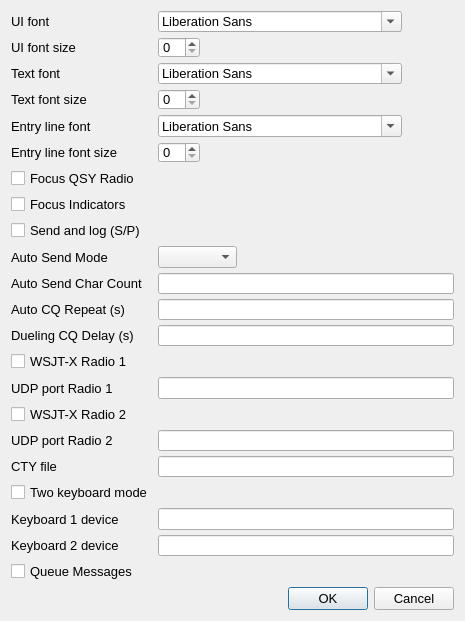
The window that so2sdr/settingsdialog.ui (n4ogw/so2sdr) describes before a commit, drawn with Qt 5.
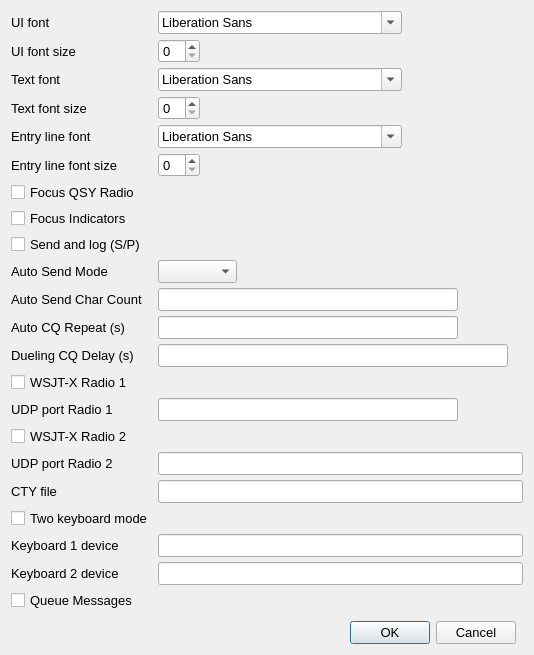
The same window after the commit.

Patch:
```diff
--- a/so2sdr/settingsdialog.ui
+++ b/so2sdr/settingsdialog.ui
@@ -9,8 +9,8 @@
    <rect>
     <x>0</x>
     <y>0</y>
-    <width>465</width>
-    <height>621</height>
+    <width>534</width>
+    <height>655</height>
    </rect>
   </property>
   <property name="sizePolicy">
@@ -28,7 +28,7 @@
   <property name="maximumSize">
    <size>
     <width>565</width>
-    <height>700</height>
+    <height>900</height>
    </size>
   </property>
   <property name="font">
@@ -66,13 +66,26 @@
      </item>
      <item row="0" column="1">
       <widget class="QFontComboBox" name="uiFontComboBox">
+       <property name="sizePolicy">
+        <sizepolicy hsizetype="Preferred" vsizetype="Preferred">
+         <horstretch>0</horstretch>
+         <verstretch>0</verstretch>
+        </sizepolicy>
+       </property>
        <property name="toolTip">
         <string>This sets the font used by most elements of the UI</string>
        </property>
       </widget>
      </item>
      <item row="1" column="1">
-      <widget class="QSpinBox" name="uiFontSpinBox"/>
+      <widget class="QSpinBox" name="uiFontSpinBox">
+       <property name="sizePolicy">
+        <sizepolicy hsizetype="Minimum" vsizetype="Preferred">
+         <horstretch>0</horstretch>
+         <verstretch>0</verstretch>
+        </sizepolicy>
+       </property>
+      </widget>
      </item>
      <item row="2" column="0">
       <widget class="QLabel" name="label_11">
@@ -83,13 +96,26 @@
      </item>
      <item row="2" column="1">
       <widget class="QFontComboBox" name="textFontComboBox">
+       <property name="sizePolicy">
+        <sizepolicy hsizetype="Preferred" vsizetype="Preferred">
+         <horstretch>0</horstretch>
+         <verstretch>0</verstretch>
+        </sizepolicy>
+       </property>
        <property name="toolTip">
         <string>This sets the font used in the log and lists of callsigns</string>
        </property>
       </widget>
      </item>
      <item row="3" column="1">
-      <widget class="QSpinBox" name="textFontSpinBox"/>
+      <widget class="QSpinBox" name="textFontSpinBox">
+       <property name="sizePolicy">
+        <sizepolicy hsizetype="Minimum" vsizetype="Preferred">
+         <horstretch>0</horstretch>
+         <verstretch>0</verstretch>
+        </sizepolicy>
+       </property>
+      </widget>
      </item>
      <item row="4" column="0">
       <widget class="QLabel" name="label_12">
@@ -100,6 +126,12 @@
      </item>
      <item row="4" column="1">
       <widget class="QFontComboBox" name="entryFontComboBox">
+       <property name="sizePolicy">
+        <sizepolicy hsizetype="Preferred" vsizetype="Preferred">
+         <horstretch>0</horstretch>
+         <verstretch>0</verstretch>
+        </sizepolicy>
+       </property>
        <property name="toolTip">
         <string>This sets the font used in the call and exchange entry lines</string>
        </property>
@@ -107,6 +139,12 @@
      </item>
      <item row="6" column="0">
       <widget class="QCheckBox" name="QSYFocusCheckBox">
+       <property name="sizePolicy">
+        <sizepolicy hsizetype="Minimum" vsizetype="Preferred">
+         <horstretch>0</horstretch>
+         <verstretch>0</verstretch>
+        </sizepolicy>
+       </property>
        <property name="font">
         <font>
          <pointsize>10</pointsize>
@@ -122,6 +160,12 @@
      </item>
      <item row="7" column="0">
       <widget class="QCheckBox" name="FocusIndicatorsCheckBox">
+       <property name="sizePolicy">
+        <sizepolicy hsizetype="Minimum" vsizetype="Preferred">
+         <horstretch>0</horstretch>
+         <verstretch>0</verstretch>
+        </sizepolicy>
+       </property>
        <property name="font">
         <font>
          <pointsize>10</pointsize>
@@ -137,6 +181,12 @@
      </item>
      <item row="8" column="0">
       <widget class="QCheckBox" name="ExchangeLogCheckBox">
+       <property name="sizePolicy">
+        <sizepolicy hsizetype="Minimum" vsizetype="Preferred">
+         <horstretch>0</horstretch>
+         <verstretch>0</verstretch>
+        </sizepolicy>
+       </property>
        <property name="font">
         <font>
          <pointsize>10</pointsize>
@@ -165,7 +215,7 @@
      <item row="9" column="1">
       <widget class="QComboBox" name="AutoSendComboBox">
        <property name="sizePolicy">
-        <sizepolicy hsizetype="Preferred" vsizetype="Fixed">
+        <sizepolicy hsizetype="Preferred" vsizetype="Preferred">
          <horstretch>0</horstretch>
          <verstretch>0</verstretch>
         </sizepolicy>
@@ -207,7 +257,7 @@
      <item row="10" column="1">
       <widget class="QLineEdit" name="AutoSendLineEdit">
        <property name="sizePolicy">
-        <sizepolicy hsizetype="Expanding" vsizetype="Fixed">
+        <sizepolicy hsizetype="Expanding" vsizetype="Preferred">
          <horstretch>0</horstretch>
          <verstretch>0</verstretch>
         </sizepolicy>
@@ -246,7 +296,7 @@
      <item row="11" column="1">
       <widget class="QLineEdit" name="CQRepeatLineEdit">
        <property name="sizePolicy">
-        <sizepolicy hsizetype="Expanding" vsizetype="Fixed">
+        <sizepolicy hsizetype="Expanding" vsizetype="Preferred">
          <horstretch>0</horstretch>
          <verstretch>0</verstretch>
         </sizepolicy>
@@ -285,7 +335,7 @@
      <item row="12" column="1">
       <widget class="QLineEdit" name="DuelingCQLineEdit">
        <property name="sizePolicy">
-        <sizepolicy hsizetype="MinimumExpanding" vsizetype="MinimumExpanding">
+        <sizepolicy hsizetype="MinimumExpanding" vsizetype="Preferred">
          <horstretch>0</horstretch>
          <verstretch>0</verstretch>
         </sizepolicy>
@@ -311,6 +361,12 @@
      </item>
      <item row="14" column="0">
       <widget class="QCheckBox" name="UDPCheckBox1">
+       <property name="sizePolicy">
+        <sizepolicy hsizetype="Minimum" vsizetype="Preferred">
+         <horstretch>0</horstretch>
+         <verstretch>0</verstretch>
+        </sizepolicy>
+       </property>
        <property name="font">
         <font>
          <pointsize>10</pointsize>
@@ -339,7 +395,7 @@
      <item row="15" column="1">
       <widget class="QLineEdit" name="UDPPortLineEdit1">
        <property name="sizePolicy">
-        <sizepolicy hsizetype="Expanding" vsizetype="Fixed">
+        <sizepolicy hsizetype="Expanding" vsizetype="Preferred">
          <horstretch>0</horstretch>
          <verstretch>0</verstretch>
         </sizepolicy>
@@ -368,6 +424,12 @@
      </item>
      <item row="16" column="0">
       <widget class="QCheckBox" name="UDPCheckBox2">
+       <property name="sizePolicy">
+        <sizepolicy hsizetype="Minimum" vsizetype="Preferred">
+         <horstretch>0</horstretch>
+         <verstretch>0</verstretch>
+        </sizepolicy>
+       </property>
        <property name="text">
         <string>WSJT-X Radio 2</string>
        </property>
@@ -381,7 +443,14 @@
       </widget>
      </item>
      <item row="17" column="1">
-      <widget class="QLineEdit" name="UDPPortLineEdit2"/>
+      <widget class="QLineEdit" name="UDPPortLineEdit2">
+       <property name="sizePolicy">
+        <sizepolicy hsizetype="Expanding" vsizetype="Preferred">
+         <horstretch>0</horstretch>
+         <verstretch>0</verstretch>
+        </sizepolicy>
+       </property>
+      </widget>
      </item>
      <item row="18" column="0">
       <widget class="QLabel" name="label_5">
@@ -410,7 +479,7 @@
      <item row="18" column="1">
       <widget class="QLineEdit" name="ctyLineEdit">
        <property name="sizePolicy">
-        <sizepolicy hsizetype="Expanding" vsizetype="Fixed">
+        <sizepolicy hsizetype="Expanding" vsizetype="Preferred">
          <horstretch>0</horstretch>
          <verstretch>0</verstretch>
         </sizepolicy>
@@ -439,6 +508,18 @@
      </item>
      <item row="19" column="0">
       <widget class="QCheckBox" name="kbdCheckBox">
+       <property name="sizePolicy">
+        <sizepolicy hsizetype="Preferred" vsizetype="Preferred">
+         <horstretch>0</horstretch>
+         <verstretch>0</verstretch>
+        </sizepolicy>
+       </property>
+       <property name="maximumSize">
+        <size>
+         <width>16777215</width>
+         <height>150</height>
+        </size>
+       </property>
        <property name="toolTip">
         <string>In this mode two keyboards are mapped separately to radio1 and radio2. Sprint mode, toggle mode, and alt-D do not coexist with two keyboard mode.</string>
        </property>
@@ -457,7 +538,7 @@
      <item row="20" column="1">
       <widget class="QLineEdit" name="kbd1LineEdit">
        <property name="sizePolicy">
-        <sizepolicy hsizetype="Expanding" vsizetype="Fixed">
+        <sizepolicy hsizetype="Expanding" vsizetype="Preferred">
          <horstretch>0</horstretch>
          <verstretch>0</verstretch>
         </sizepolicy>
@@ -477,7 +558,7 @@
      <item row="21" column="1">
       <widget class="QLineEdit" name="kbd2LineEdit">
        <property name="sizePolicy">
-        <sizepolicy hsizetype="Expanding" vsizetype="Fixed">
+        <sizepolicy hsizetype="Expanding" vsizetype="Preferred">
          <horstretch>0</horstretch>
          <verstretch>0</verstretch>
         </sizepolicy>
@@ -489,6 +570,12 @@
      </item>
      <item row="22" column="0">
       <widget class="QCheckBox" name="queueCheckBox">
+       <property name="sizePolicy">
+        <sizepolicy hsizetype="Minimum" vsizetype="Preferred">
+         <horstretch>0</horstretch>
+         <verstretch>0</verstretch>
+        </sizepolicy>
+       </property>
        <property name="text">
         <string>Queue Messages</string>
        </property>
@@ -516,7 +603,14 @@
       </widget>
      </item>
      <item row="5" column="1">
-      <widget class="QSpinBox" name="entryFontSpinBox"/>
+      <widget class="QSpinBox" name="entryFontSpinBox">
+       <property name="sizePolicy">
+        <sizepolicy hsizetype="Minimum" vsizetype="Preferred">
+         <horstretch>0</horstretch>
+         <verstretch>0</verstretch>
+        </sizepolicy>
+       </property>
+      </widget>
      </item>
     </layout>
    </item>
```
Left out of the diff: 44 changed lines with no effect on the pictures.
